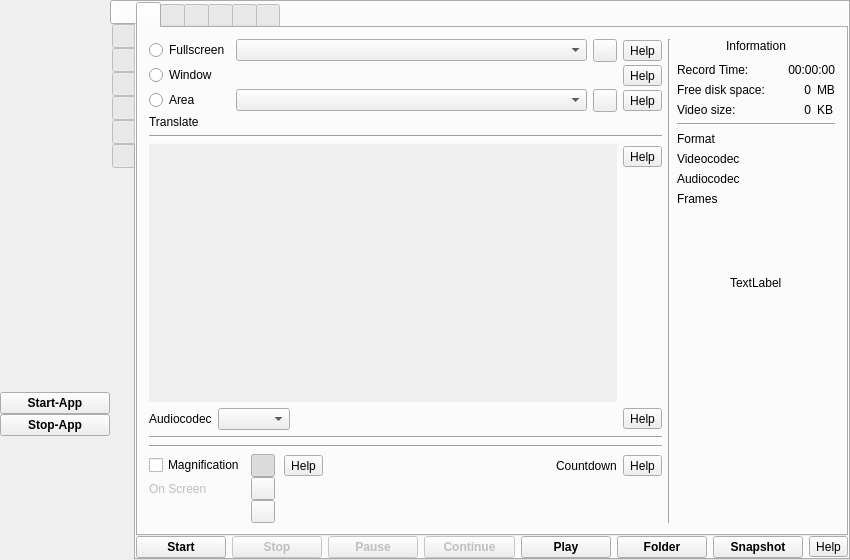
The window that src/formMainWindow.ui (vkohaupt/vokoscreenNG) describes before a commit, drawn with Qt 5.
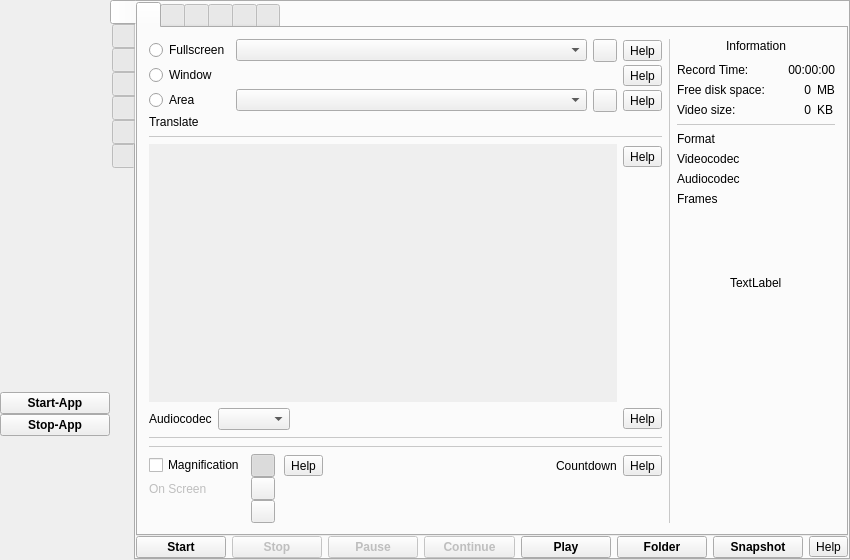
The same window after the commit. Icons and pictures are not drawn.

Commit message: GUI: Changed color from lines

The edit to the form file:
```diff
--- a/src/formMainWindow.ui
+++ b/src/formMainWindow.ui
@@ -556,6 +556,12 @@
               </item>
               <item>
                <widget class="Line" name="line_7">
+                <property name="styleSheet">
+                 <string notr="true">color: rgb(200, 200, 200);</string>
+                </property>
+                <property name="frameShadow">
+                 <enum>QFrame::Plain</enum>
+                </property>
                 <property name="orientation">
                  <enum>Qt::Horizontal</enum>
                 </property>
@@ -697,6 +703,12 @@
               </item>
               <item>
                <widget class="Line" name="line_10">
+                <property name="styleSheet">
+                 <string notr="true">color: rgb(200, 200, 200);</string>
+                </property>
+                <property name="frameShadow">
+                 <enum>QFrame::Plain</enum>
+                </property>
                 <property name="orientation">
                  <enum>Qt::Horizontal</enum>
                 </property>
@@ -704,6 +716,12 @@
               </item>
               <item>
                <widget class="Line" name="line_9">
+                <property name="styleSheet">
+                 <string notr="true">color: rgb(200, 200, 200);</string>
+                </property>
+                <property name="frameShadow">
+                 <enum>QFrame::Plain</enum>
+                </property>
                 <property name="orientation">
                  <enum>Qt::Horizontal</enum>
                 </property>
@@ -853,6 +871,12 @@
             </item>
             <item>
              <widget class="Line" name="line_5">
+              <property name="styleSheet">
+               <string notr="true">color: rgb(200, 200, 200);</string>
+              </property>
+              <property name="frameShadow">
+               <enum>QFrame::Plain</enum>
+              </property>
               <property name="orientation">
                <enum>Qt::Vertical</enum>
               </property>
@@ -928,6 +952,12 @@
                 </item>
                 <item row="4" column="1" colspan="3">
                  <widget class="Line" name="line_3">
+                  <property name="styleSheet">
+                   <string notr="true">color: rgb(200, 200, 200);</string>
+                  </property>
+                  <property name="frameShadow">
+                   <enum>QFrame::Plain</enum>
+                  </property>
                   <property name="orientation">
                    <enum>Qt::Horizontal</enum>
                   </property>
```
Left out of the diff: 766 changed lines with no effect on the pictures.
